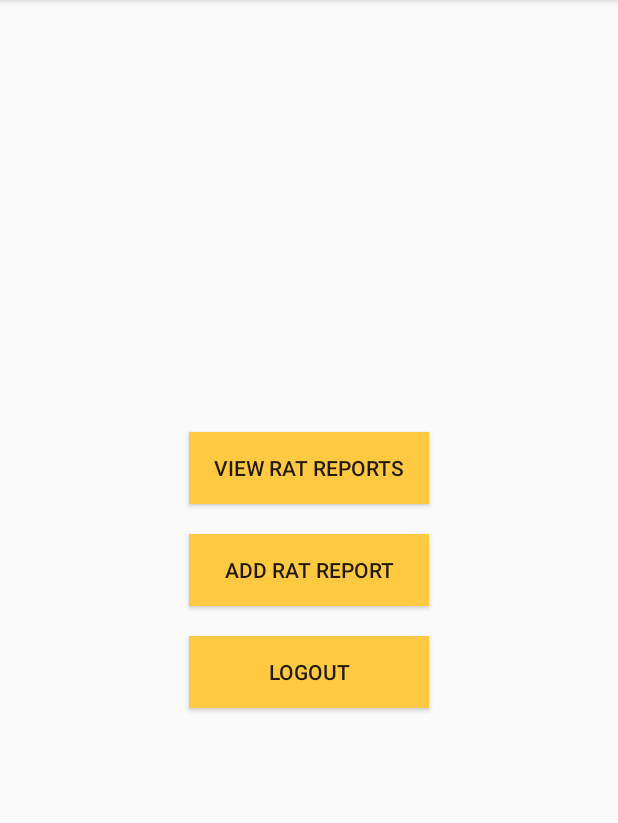
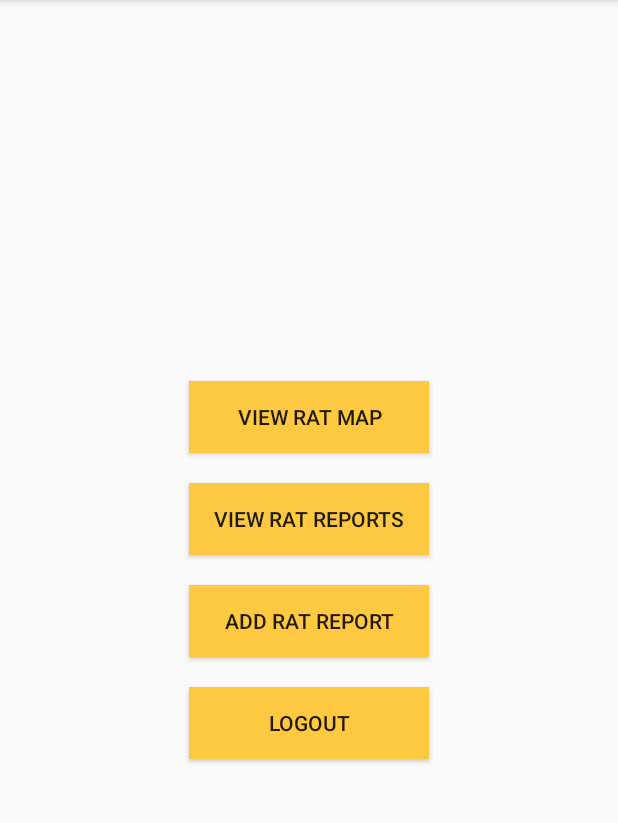
Before and after one commit to kliao2016/RatTracker, an Android app: the MainActivity screen opened directly, with no data from a screen before it, on a phone screen of 412 x 824 dp, the part 84-907 px from its top. Run offline under Robolectric (Android 15) with nearby library versions, the phone set to English and light mode, and no system bars; our stand-ins replace Firebase (no records; nobody signed in at launch, a user with empty details on screens opened directly).

Commit message:
Testing google maps view

```diff
--- a/RatTracker/app/src/main/AndroidManifest.xml
+++ b/RatTracker/app/src/main/AndroidManifest.xml
@@ -13,6 +13,10 @@
          location permissions for the 'MyLocation' functionality.
     -->
     <uses-permission android:name="android.permission.ACCESS_FINE_LOCATION" />
+    <uses-permission android:name="android.permission.ACCESS_COARSE_LOCATION" />
+    <uses-permission android:name="android.permission.ACCESS_NETWORK_STATE" />
+    <uses-permission android:name="android.permission.INTERNET" />
+    <uses-permission android:name="com.google.android.providers.gsf.permission.READ_GSERVICES" />
 
     <application
         android:allowBackup="true"
--- a/RatTracker/app/src/main/java/edu/gatech/cs2340/rattracker/controller/MainActivity.java
+++ b/RatTracker/app/src/main/java/edu/gatech/cs2340/rattracker/controller/MainActivity.java
@@ -18,6 +18,7 @@ public class MainActivity extends AppCompatActivity {
     private Button logoutButton;
     private Button ratReportButton;
     private Button addReportButton;
+    private Button mapButton;
 
     @Override
     protected void onCreate(Bundle savedInstanceState) {
@@ -27,6 +28,7 @@ public class MainActivity extends AppCompatActivity {
         logoutButton = (Button) findViewById(R.id.logoutButton);
         ratReportButton = (Button) findViewById(R.id.ratReportButton);
         addReportButton = findViewById(R.id.addReportButton);
+        mapButton = findViewById(R.id.mapButton);
 
         logoutButton.setOnClickListener(new View.OnClickListener() {
             @Override
@@ -48,6 +50,13 @@ public class MainActivity extends AppCompatActivity {
             @Override
             public void onClick(View v) {
                 goToAdd();
+            }
+        });
+
+        mapButton.setOnClickListener(new View.OnClickListener() {
+            @Override
+            public void onClick(View view) {
+                goToMap();
             }
         });
 
@@ -78,4 +87,10 @@ public class MainActivity extends AppCompatActivity {
         Intent intent = new Intent(this, AddReport.class);
         startActivity(intent);
     }
+
+    public void goToMap() {
+        Intent intent = new Intent(this, RatMapActivity.class);
+        startActivity(intent);
+    }
+
 }
--- a/RatTracker/app/src/main/res/layout/activity_main.xml
+++ b/RatTracker/app/src/main/res/layout/activity_main.xml
@@ -17,6 +17,14 @@
         app:layout_constraintRight_toRightOf="parent"
         app:layout_constraintTop_toTopOf="parent"
         app:layout_constraintVertical_bias="0.486">
+
+        <Button
+            android:id="@+id/mapButton"
+            android:layout_width="160dp"
+            android:layout_height="wrap_content"
+            android:layout_margin="10dp"
+            android:background="@color/buttonGold"
+            android:text="View Rat Map" />
 
         <Button
             android:id="@+id/ratReportButton"
@@ -41,6 +49,7 @@
             android:layout_margin="10dp"
             android:background="@color/buttonGold"
             android:text="@string/logout_text" />
+
     </LinearLayout>
 
 </android.support.constraint.ConstraintLayout>
```
